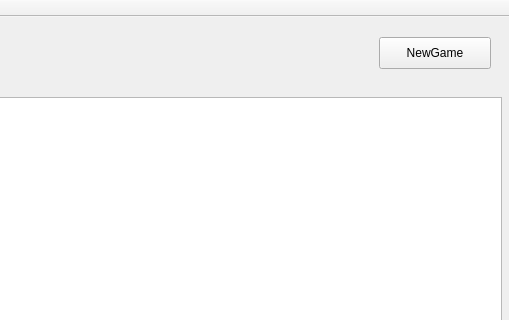
This is boardwindow.ui in maurawinstanley/candyland as Qt 5 draws it before an edit; both pictures show x 261 to 770 and y 0 to 320 of the 770 by 816 pixel window. The edited form follows.
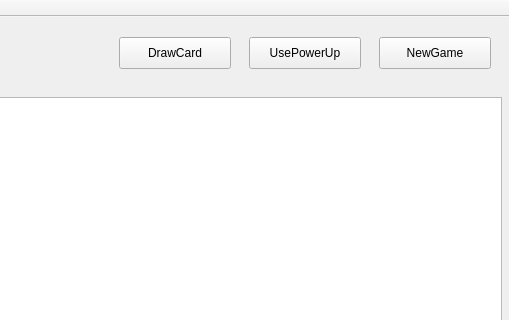
This is the edited form.

```diff
--- a/boardwindow.ui
+++ b/boardwindow.ui
@@ -37,6 +37,32 @@
      </rect>
     </property>
    </widget>
+   <widget class="QPushButton" name="powerup_button">
+    <property name="geometry">
+     <rect>
+      <x>510</x>
+      <y>20</y>
+      <width>112</width>
+      <height>32</height>
+     </rect>
+    </property>
+    <property name="text">
+     <string>UsePowerUp</string>
+    </property>
+   </widget>
+   <widget class="QPushButton" name="drawcard_button">
+    <property name="geometry">
+     <rect>
+      <x>380</x>
+      <y>20</y>
+      <width>112</width>
+      <height>32</height>
+     </rect>
+    </property>
+    <property name="text">
+     <string>DrawCard</string>
+    </property>
+   </widget>
   </widget>
   <widget class="QMenuBar" name="menuBar">
    <property name="geometry">
```
